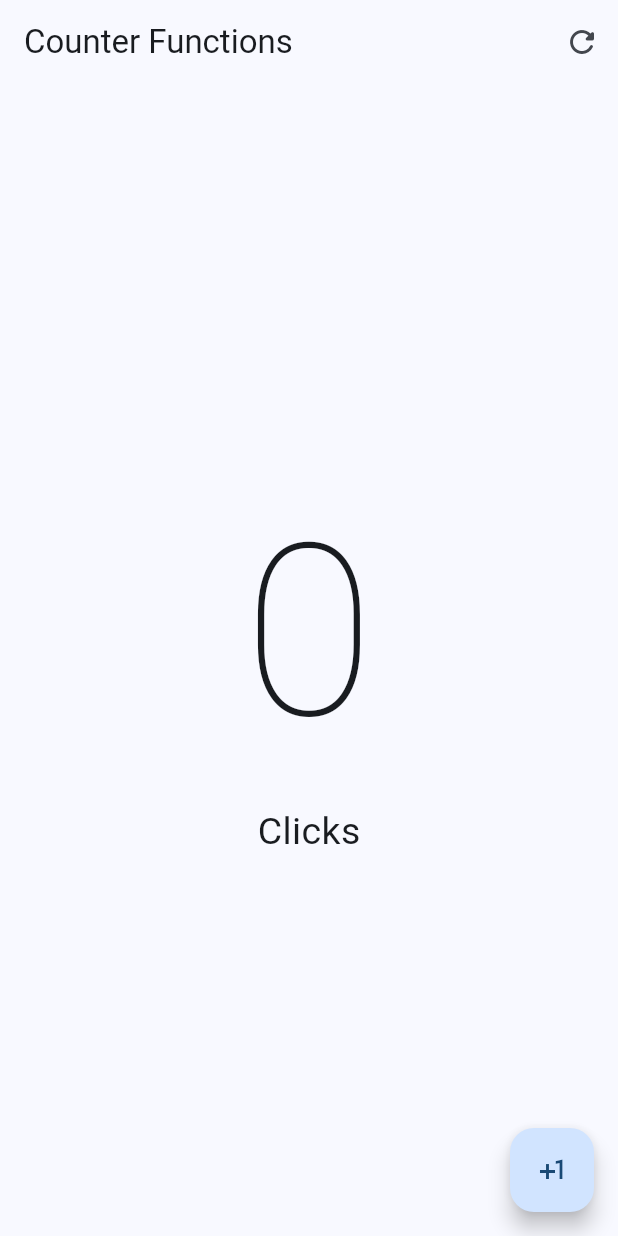
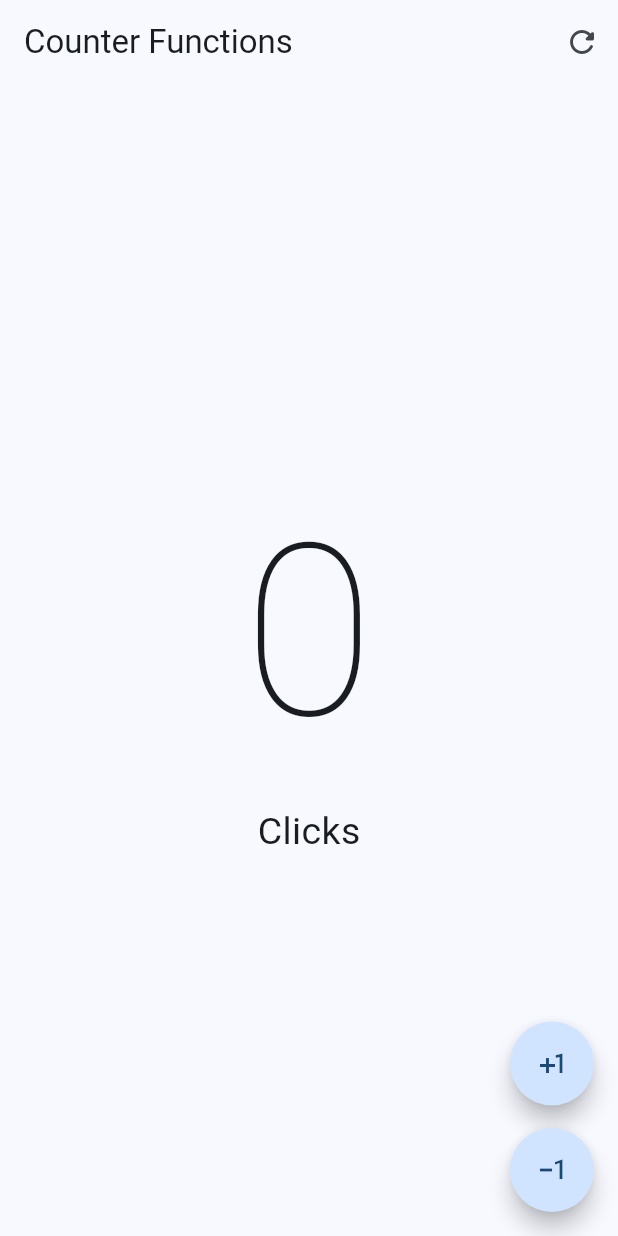
Before and after one commit to fellgar246/flutter_app1, a Flutter app: the screen it shows after launch, on a phone screen of 412 x 824 dp. Run offline on Flutter 3.47's test engine with Material 2 defaults, Android fonts, the phone set to English and light mode, and no system bars.

Commit message:
refactor counter functions

```diff
--- a/lib/presentation/screens/counter/counter_functions_screen.dart
+++ b/lib/presentation/screens/counter/counter_functions_screen.dart
@@ -36,7 +36,11 @@ class _CounterFunctionsScreenState extends State<CounterFunctionsScreen> {
               style: const TextStyle(fontSize: 25))
         ],
       )),
-      floatingActionButton: FloatingActionButton(
+      floatingActionButton: Column(
+        mainAxisAlignment: MainAxisAlignment.end,
+        children: [
+          FloatingActionButton(
+            shape: const StadiumBorder(),
             onPressed: () {
               setState(() {
                 clickCounter++;
@@ -44,6 +48,18 @@ class _CounterFunctionsScreenState extends State<CounterFunctionsScreen> {
             },
             child: const Icon(Icons.plus_one),
           ),
+          const SizedBox( height: 15 ),
+          FloatingActionButton(
+            shape: const StadiumBorder(),
+            onPressed: () {
+              setState(() {
+                clickCounter--;
+              });
+            },
+            child: const Icon(Icons.exposure_minus_1_outlined),
+          ),
+        ],
+      )
     );
   }
 }
```
Lines whose indentation alone changed are shown as unchanged.
